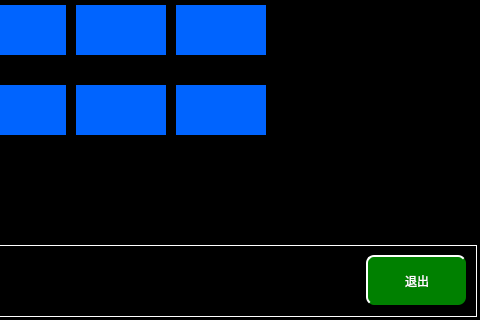
The window that maintainceloadpage.ui (mayue-crrc/ShenyangMetro9DB) describes before a commit, drawn with Qt 5; both pictures show x 544 to 1024 and y 275 to 595 of the 1024 by 595 pixel window.
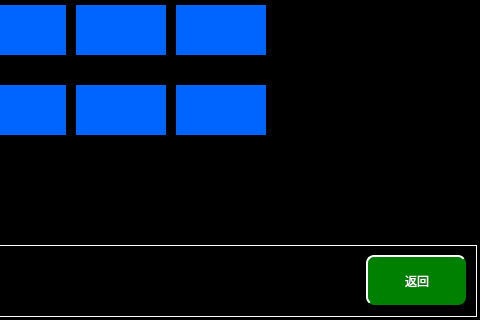
The same window after the commit.

What changed in the file:
```diff
--- a/maintainceloadpage.ui
+++ b/maintainceloadpage.ui
@@ -147,7 +147,7 @@
 }</string>
    </property>
    <property name="text">
-    <string>退出</string>
+    <string>返回</string>
    </property>
   </widget>
   <widget class="QLabel" name="label">
```
